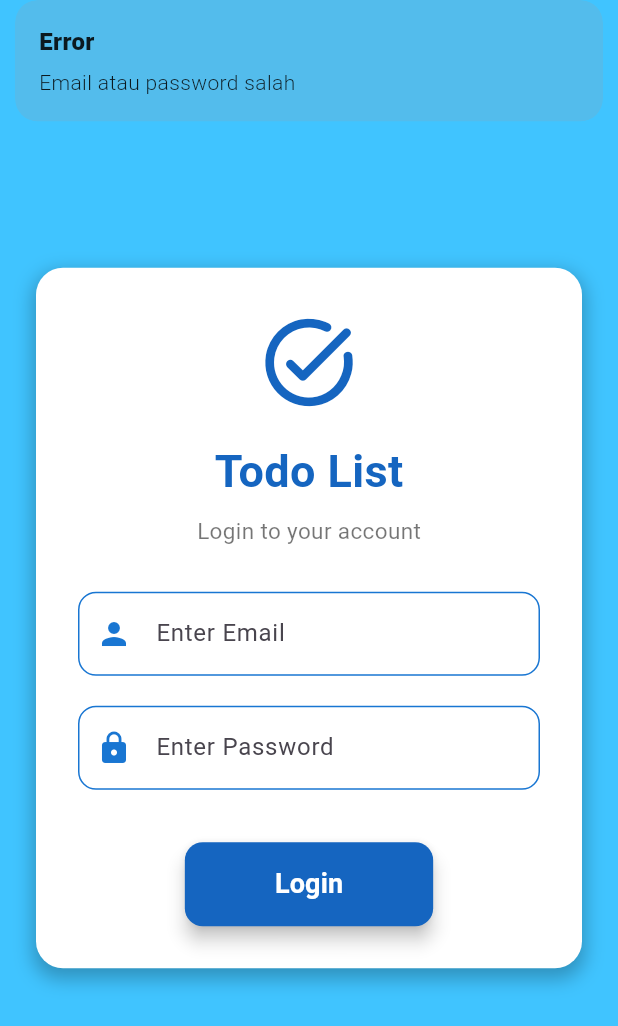
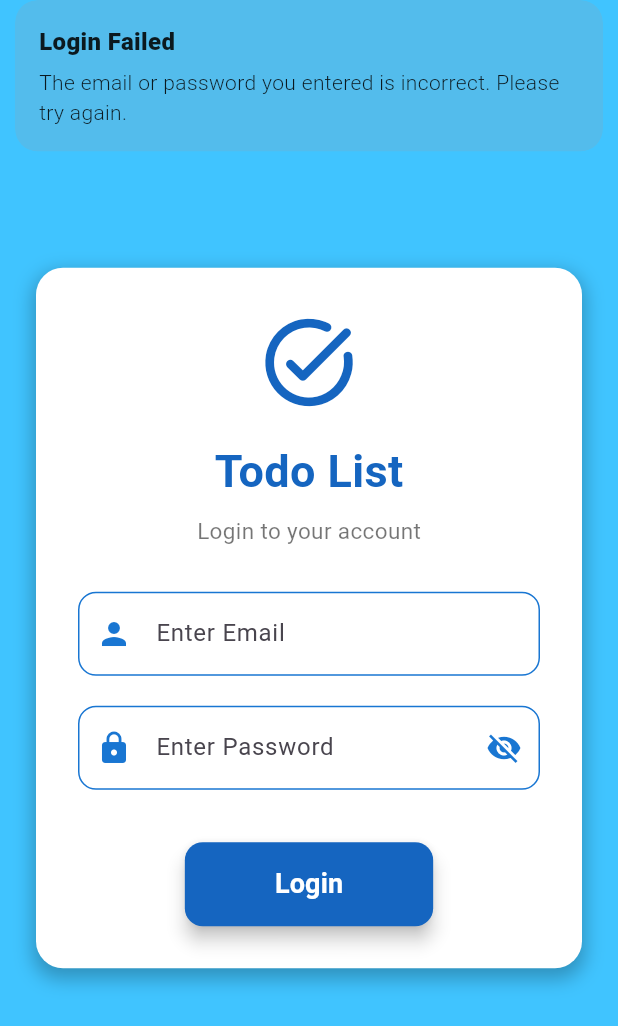
Before and after one commit to dira28/TodoList_App, a Flutter app: the screen it shows after launch, after a tap on "Login", on a phone screen of 412 x 824 dp. Shown: the top 1026 px of the screen. Run offline on Flutter 3.47's test engine with Material 3 defaults, Android fonts, the phone set to English and light mode, and no system bars; our stand-ins replace get.

```diff
--- a/lib/controllers/auth_controller.dart
+++ b/lib/controllers/auth_controller.dart
@@ -7,15 +7,20 @@ class AuthController extends GetxController {
   final passwordController = TextEditingController();
 
  void login() {
-    if (emailController.text == 'admin' &&
-        passwordController.text == 'admin') {
+  if (emailController.text == 'admin' && passwordController.text == 'admin') {
     Get.offAllNamed(AppRoutes.dashboard);
+    Get.snackbar(
+      "Login Successful",
+      "Welcome back! You have successfully signed in.",
+      snackPosition: SnackPosition.TOP,
+    );
   } else {
     Get.snackbar(
-        "Error",
-        "Email atau password salah",
+      "Login Failed",
+      "The email or password you entered is incorrect. Please try again.",
       snackPosition: SnackPosition.TOP,
     );
   }
 }
+
 }
--- a/lib/models/todo_model.dart
+++ b/lib/models/todo_model.dart
@@ -4,7 +4,7 @@ class TodoModel {
   String category;
   String startTime;
   String endTime;
-  bool isDone;
+
 
   TodoModel({
     required this.title,
@@ -12,6 +12,5 @@ class TodoModel {
     required this.category,
     required this.startTime,
     required this.endTime,
-    this.isDone = false,
   });
 }
--- a/lib/pages/history_page.dart
+++ b/lib/pages/history_page.dart
@@ -14,7 +14,7 @@ class HistoryPage extends StatelessWidget {
       textCancel: "No",
       textConfirm: "Yes",
       confirmTextColor: Colors.white,
-      buttonColor: Colors.redAccent,
+      buttonColor: Colors.blueAccent,
       onConfirm: () {
         todoController.history.removeAt(index);
         Get.back();
@@ -24,6 +24,7 @@ class HistoryPage extends StatelessWidget {
           backgroundColor: Colors.redAccent,
           colorText: Colors.white,
           snackPosition: SnackPosition.TOP,
+          duration: const Duration(seconds: 1),
         );
       },
       onCancel: () {},
--- a/lib/pages/home_page.dart
+++ b/lib/pages/home_page.dart
@@ -2,6 +2,7 @@ import 'package:flutter/material.dart';
 import 'package:get/get.dart';
 import 'package:todo_list/controllers/todo_controller.dart';
 import 'package:todo_list/pages/add_todo_page.dart';
+import 'package:todo_list/routes/routes.dart';
 import 'package:todo_list/widgets/todo_card.dart';
 
 class HomePage extends StatelessWidget {
@@ -46,7 +47,7 @@ class HomePage extends StatelessWidget {
           if (todoController.todos.isEmpty) {
             return const Center(
               child: Text(
-                "Belum ada tugas",
+                "There's no task yet",
                 style: TextStyle(fontSize: 16, color: Colors.black54),
               ),
             );
@@ -66,7 +67,7 @@ class HomePage extends StatelessWidget {
         child: FloatingActionButton(
           backgroundColor: Colors.blue.shade600,
           onPressed: () {
-            Get.to(() => AddTodoPage());
+            Get.toNamed(AppRoutes.addTodo);
           },
           child: const Icon(Icons.add, color: Colors.white),
         ),
--- a/lib/widgets/widget_textfield.dart
+++ b/lib/widgets/widget_textfield.dart
@@ -1,6 +1,6 @@
 import 'package:flutter/material.dart';
 
-class CustomTextField extends StatelessWidget {
+class CustomTextField extends StatefulWidget {
   final TextEditingController textEditingController;
   final String hintText;
   final int maxLines;
@@ -21,17 +21,43 @@ class CustomTextField extends StatelessWidget {
   });
 
   @override
+  State<CustomTextField> createState() => _CustomTextFieldState();
+}
+
+class _CustomTextFieldState extends State<CustomTextField> {
+  late bool _isObscure;
+
+  @override
+  void initState() {
+    super.initState();
+    _isObscure = widget.obscureText;
+  }
+
+  @override
   Widget build(BuildContext context) {
     return TextField(
-      controller: textEditingController,
-      obscureText: obscureText,
-      maxLines: maxLines,
-      readOnly: readOnly,
-      onTap: onTap,
+      controller: widget.textEditingController,
+      obscureText: _isObscure,
+      maxLines: widget.maxLines,
+      readOnly: widget.readOnly,
+      onTap: widget.onTap,
       decoration: InputDecoration(
-        hintText: hintText,
-        prefixIcon: prefixIcon != null
-            ? Icon(prefixIcon, color: Colors.blue.shade700)
+        hintText: widget.hintText,
+        prefixIcon: widget.prefixIcon != null
+            ? Icon(widget.prefixIcon, color: Colors.blue.shade700)
+            : null,
+        suffixIcon: widget.obscureText
+            ? IconButton(
+                icon: Icon(
+                  _isObscure ? Icons.visibility_off : Icons.visibility,
+                  color: Colors.blue.shade700,
+                ),
+                onPressed: () {
+                  setState(() {
+                    _isObscure = !_isObscure;
+                  });
+                },
+              )
             : null,
         border: OutlineInputBorder(
           borderRadius: BorderRadius.circular(12),
```
Also changed, not shown: lib/controllers/todo_controller.dart (+3 -6 lines), lib/widgets/todo_card.dart (+22 -33 lines). Lines whose indentation alone changed are shown as unchanged.
